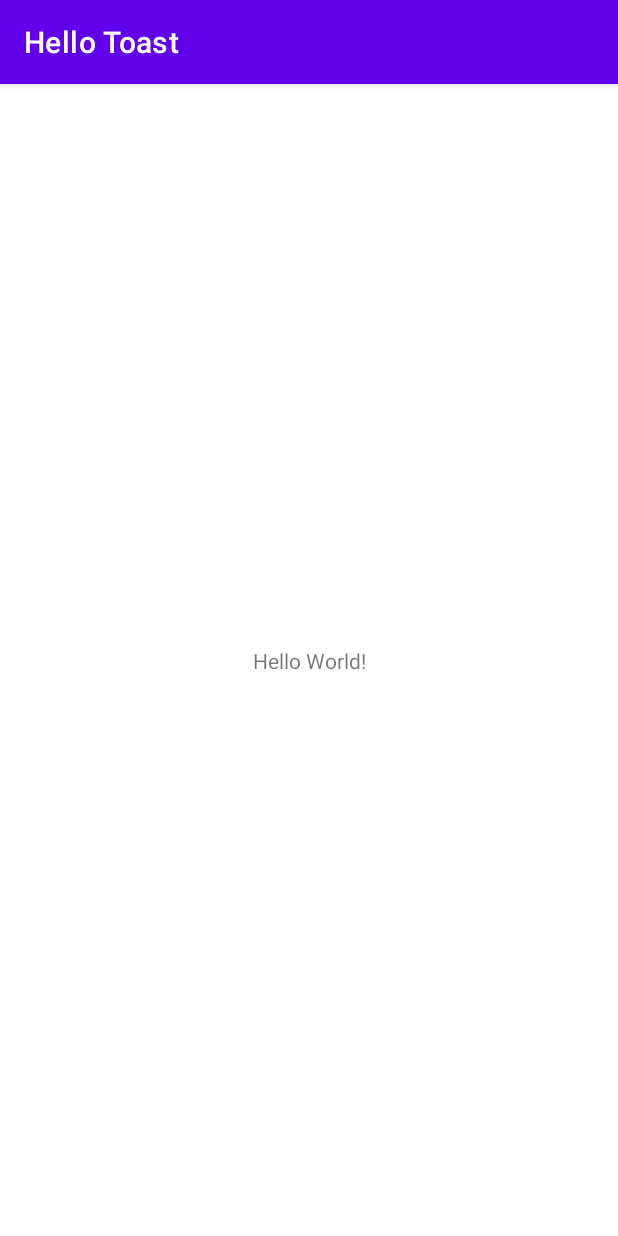
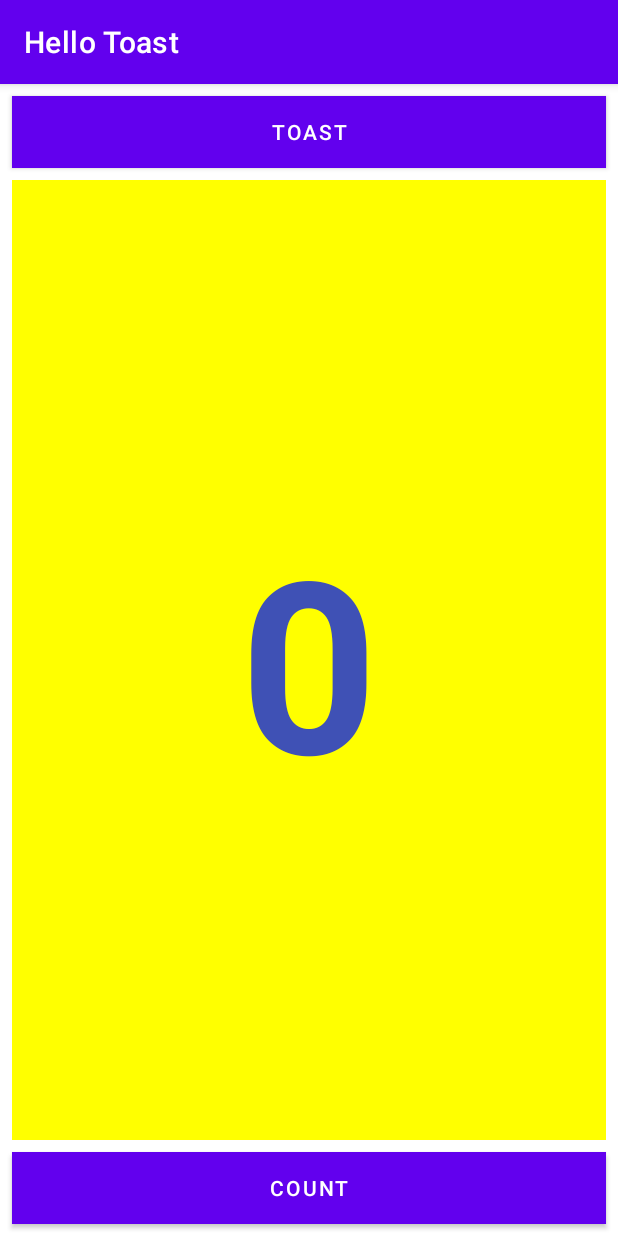
Before and after one commit to Susan-Paudel/My-first-interactive-UI, an Android app: the screen it shows after launch (MainActivity), on a phone screen of 412 x 824 dp. Run offline under Robolectric (Android 15) with nearby library versions, the phone set to English and light mode, and no system bars.

```diff
--- a/app/src/main/java/com/example/hellotoast/MainActivity.java
+++ b/app/src/main/java/com/example/hellotoast/MainActivity.java
@@ -3,12 +3,25 @@ package com.example.hellotoast;
 import androidx.appcompat.app.AppCompatActivity;
 
 import android.os.Bundle;
+import android.view.View;
+import android.widget.TextView;
+import android.widget.Toast;
 
 public class MainActivity extends AppCompatActivity {
-
+    private int mCount = 0;
+    private TextView mShowCount;
     @Override
     protected void onCreate(Bundle savedInstanceState) {
         super.onCreate(savedInstanceState);
         setContentView(R.layout.activity_main);
     }
+    public void showToast(View view) {
+        Toast toast = Toast.makeText(this, R.string.toast_message,Toast.LENGTH_SHORT);
+        toast.show();
+    }
+    public void countUp(View view) {
+        mCount++;
+        if (mShowCount != null)
+            mShowCount.setText(Integer.toString(mCount));
+    }
 }
--- a/app/src/main/res/layout/activity_main.xml
+++ b/app/src/main/res/layout/activity_main.xml
@@ -6,13 +6,53 @@
     android:layout_height="match_parent"
     tools:context=".MainActivity">
 
+    <Button
+        android:id="@+id/button_toast"
+        android:layout_width="0dp"
+        android:layout_height="wrap_content"
+        android:layout_marginEnd="8dp"
+        android:layout_marginStart="8dp"
+        android:layout_marginTop="8dp"
+        android:background="@color/colorPrimary"
+        android:text="@string/button_label_toast"
+        android:textColor="@android:color/white"
+        app:layout_constraintEnd_toEndOf="parent"
+        app:layout_constraintStart_toStartOf="parent"
+        app:layout_constraintTop_toTopOf="parent"
+        android:onClick="showToast"/>
+
+    <Button
+        android:id="@+id/button_count"
+        android:layout_width="0dp"
+        android:layout_height="wrap_content"
+        android:layout_marginBottom="8dp"
+        android:layout_marginEnd="8dp"
+        android:layout_marginStart="8dp"
+        android:background="@color/colorPrimary"
+        android:text="@string/button_label_count"
+        android:textColor="@android:color/white"
+        app:layout_constraintBottom_toBottomOf="parent"
+        app:layout_constraintEnd_toEndOf="parent"
+        app:layout_constraintStart_toStartOf="parent"
+        android:onClick="countUp" />
+
     <TextView
-        android:layout_width="wrap_content"
-        android:layout_height="wrap_content"
-        android:text="Hello World!"
-        app:layout_constraintBottom_toBottomOf="parent"
-        app:layout_constraintLeft_toLeftOf="parent"
-        app:layout_constraintRight_toRightOf="parent"
-        app:layout_constraintTop_toTopOf="parent" />
+        android:id="@+id/show_count"
+        android:layout_width="0dp"
+        android:layout_height="0dp"
+        android:layout_marginStart="8dp"
+        android:layout_marginTop="8dp"
+        android:layout_marginEnd="8dp"
+        android:layout_marginBottom="8dp"
+        android:background="#FFFF00"
+        android:gravity="center"
+        android:text="@string/count_initial_value"
+        android:textColor="@color/colorPrimary"
+        android:textSize="160sp"
+        android:textStyle="bold"
+        app:layout_constraintBottom_toTopOf="@+id/button_count"
+        app:layout_constraintEnd_toEndOf="parent"
+        app:layout_constraintStart_toStartOf="parent"
+        app:layout_constraintTop_toBottomOf="@+id/button_toast" />
 
 </androidx.constraintlayout.widget.ConstraintLayout>
--- a/app/src/main/res/values/colors.xml
+++ b/app/src/main/res/values/colors.xml
@@ -7,4 +7,7 @@
     <color name="teal_700">#FF018786</color>
     <color name="black">#FF000000</color>
     <color name="white">#FFFFFFFF</color>
+    <color name="colorPrimary">#3F51B5</color>
+    <color name="colorPrimaryDark">#303F9F</color>
+    <color name="colorAccent">#FF4081</color>
 </resources>
--- a/app/src/main/res/values/strings.xml
+++ b/app/src/main/res/values/strings.xml
@@ -1,3 +1,7 @@
 <resources>
     <string name="app_name">Hello Toast</string>
+    <string name="button_label_toast">Toast</string>
+    <string name="button_label_count">Count</string>
+    <string name="count_initial_value">0</string>
+    <string name="toast_message">Hello Toast!</string>
 </resources>
```
